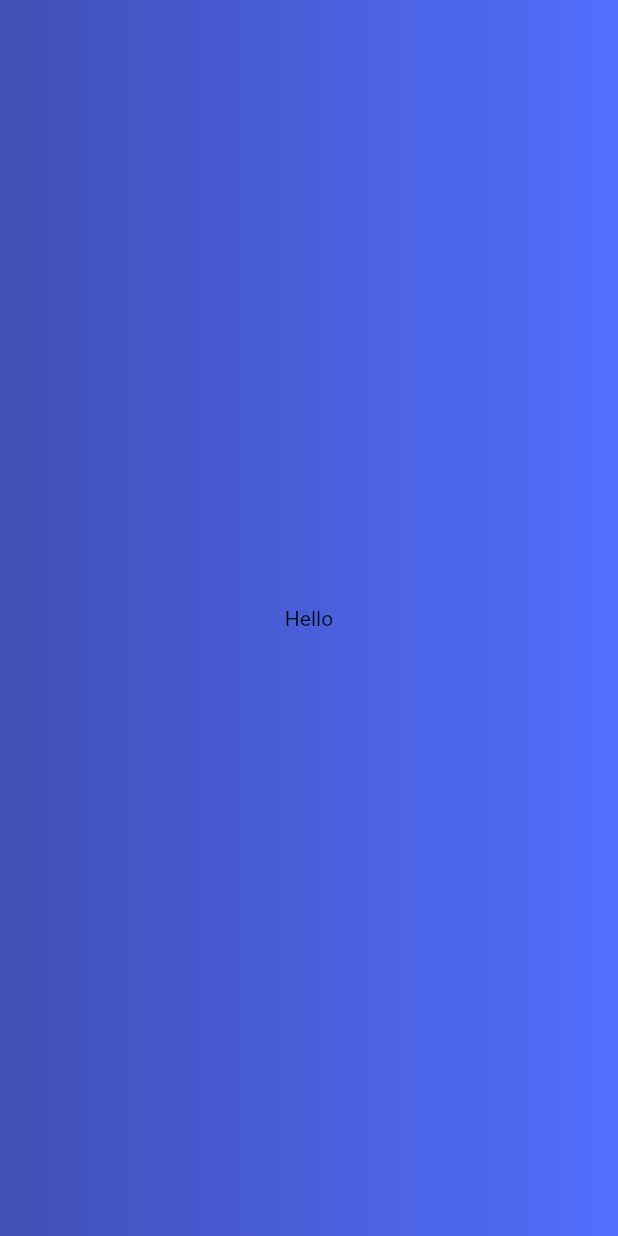
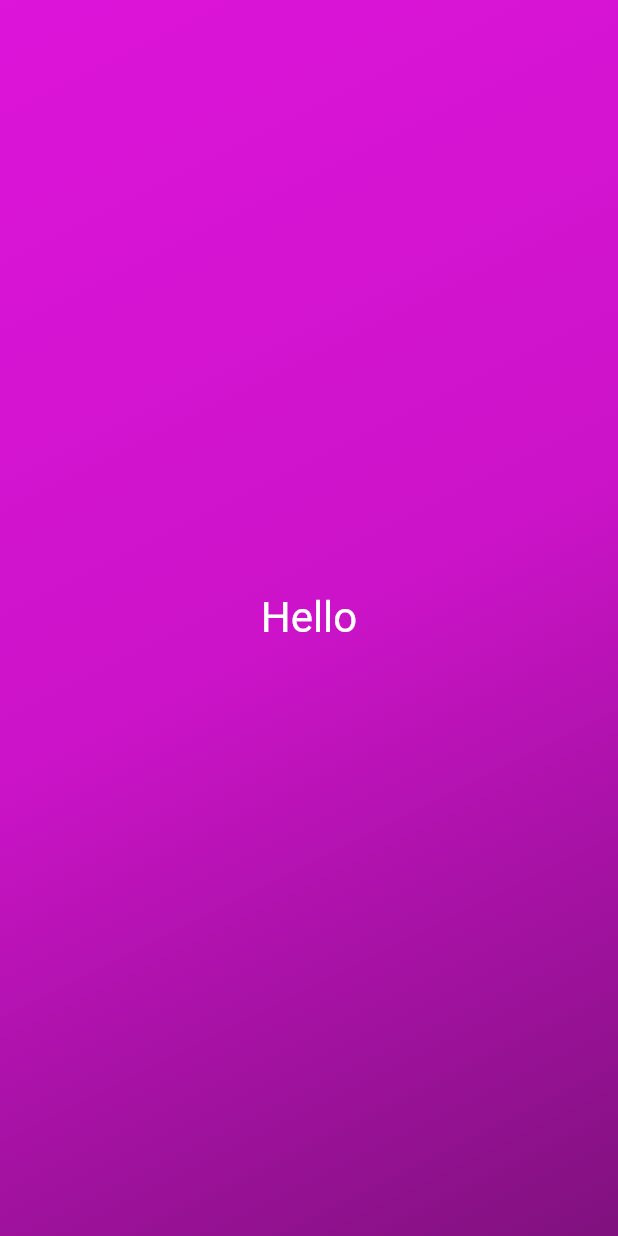
Before and after one commit to pukinidev/Flutter, a Flutter app: the screen it shows after launch, on a phone screen of 412 x 824 dp. Run offline on Flutter 3.47's test engine with Material 2 defaults, Android fonts, the phone set to English and light mode, and no system bars.

Commit message:
the return do not look

```diff
--- a/Proyects/proyectone/lib/main.dart
+++ b/Proyects/proyectone/lib/main.dart
@@ -4,20 +4,32 @@ void main() {
   runApp(
     MaterialApp(
       home: Scaffold(
-        body: Container(
-          decoration: const BoxDecoration(
-            gradient: LinearGradient(
-              colors: [
-                Colors.indigo,
-                Colors.indigoAccent,
-              ],
-            ),
-          ),
-          child: const Center(
-            child: Text('Hello'),
-          ),
-        ),
+        body: MyWidget(),
       ),
     ),
   );
 }
+
+class MyWidget extends StatelessWidget {
+  @override
+  Widget build(context) {
+    return Container(
+          decoration: const BoxDecoration(
+            gradient: LinearGradient(colors: [
+              Color.fromARGB(255, 221, 20, 218),
+              Color.fromARGB(255, 204, 19, 201),
+              Color.fromARGB(255, 128, 17, 126),
+            ], begin: Alignment.topLeft, end: Alignment.bottomRight),
+          ),
+          child: const Center(
+            child: Text(
+              'Hello',
+              style: TextStyle(
+                color: Colors.white,
+                fontSize: 28,
+              ),
+            ),
+          ),
+        );
+  }
+}
```
Also changed, not shown: 1 other file.
